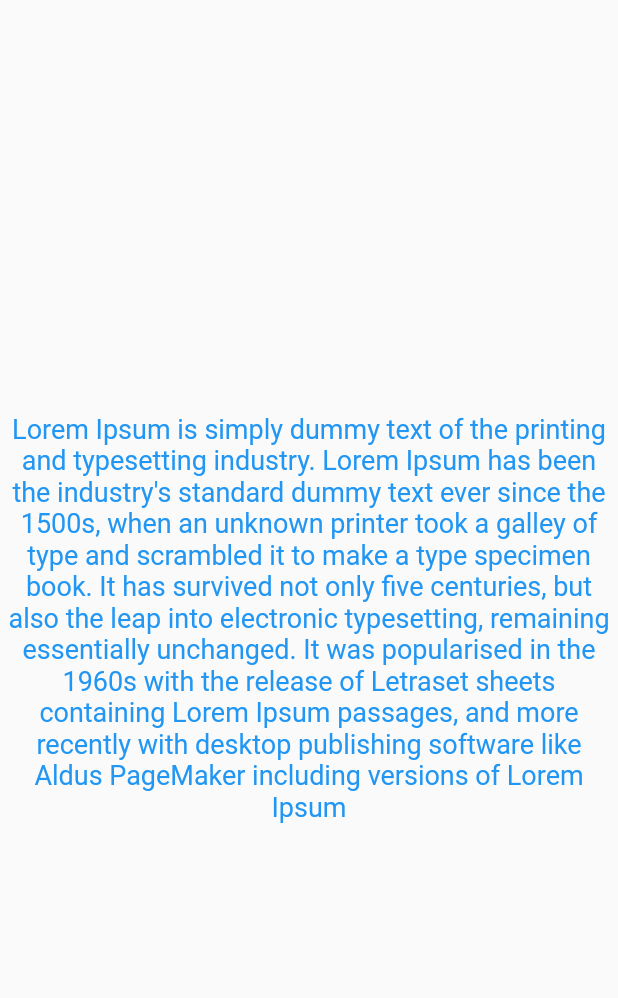
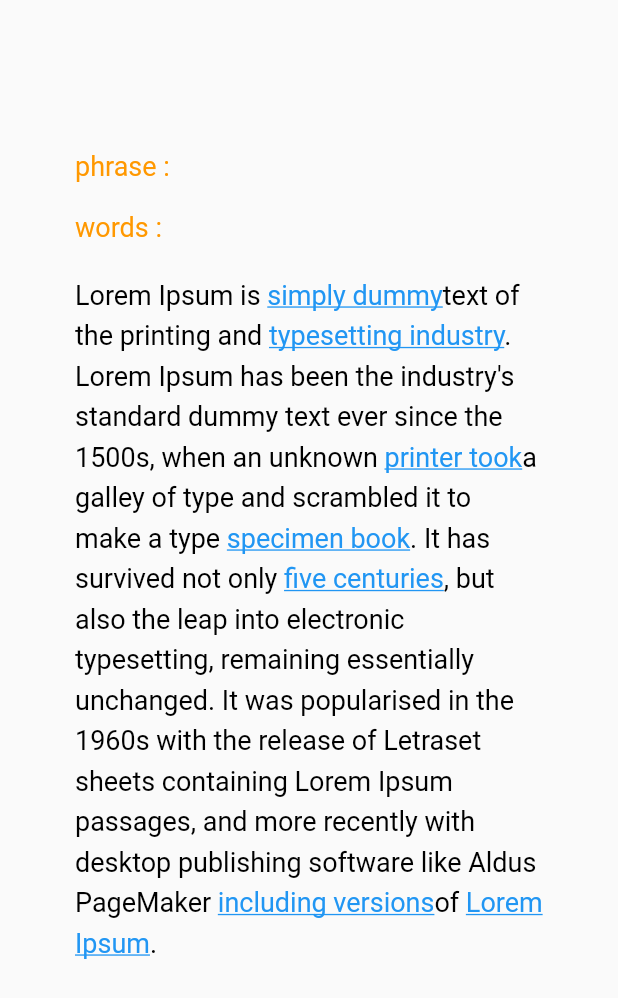
Before and after one commit to setayeshce/clickable_words, a Flutter app: the screen it shows after launch, on a phone screen of 412 x 824 dp. Shown: the top 998 px of the screen. Run offline on Flutter 3.47's test engine with Material 2 defaults, Android fonts, the light colour scheme and no system bars.

Commit message:
clickable words and phrase  in sentence

```diff
--- a/lib/main.dart
+++ b/lib/main.dart
@@ -9,37 +9,132 @@
   @override
   Widget build(BuildContext context) {
     return MaterialApp(
+      debugShowCheckedModeBanner: false,
       home: MyClickableText(),
     );
   }
 }
 
-class MyClickableText extends StatelessWidget {
+class MyClickableText extends StatefulWidget {
+  @override
+  State<MyClickableText> createState() => _MyClickableTextState();
+}
+
+class _MyClickableTextState extends State<MyClickableText> {
+  var phraseText = '';
+
+  var wordText = '';
+
+  void _onPhraseTap(String phrase) {
+   setState(() {
+     phraseText = phrase;
+   });
+    print('Clicked on phrase: $phrase');
+  }
+
   void _onWordTap(String word) {
-    print('Clicked on: $word');
+    setState(() {
+      wordText = word;
+    });
+    print('Clicked on word: $word');
   }
 
   @override
   Widget build(BuildContext context) {
     String text = """
-Lorem Ipsum is simply dummy text of the printing and typesetting industry. Lorem Ipsum has been the industry's standard dummy text ever since the 1500s, when an unknown printer took a galley of type and scrambled it to make a type specimen book. It has survived not only five centuries, but also the leap into electronic typesetting, remaining essentially unchanged. It was popularised in the 1960s with the release of Letraset sheets containing Lorem Ipsum passages, and more recently with desktop publishing software like Aldus PageMaker including versions of Lorem Ipsum
+Lorem Ipsum is simply dummy text of the printing and typesetting industry.
+ Lorem Ipsum has been the industry's standard dummy text ever since the 1500s, when an unknown printer took a galley of type and scrambled it to make a type specimen book.
+  It has survived not only five centuries, but also the leap into electronic typesetting, remaining essentially unchanged.
+   It was popularised in the 1960s with the release of Letraset sheets containing
+    Lorem Ipsum passages, and more recently with desktop publishing software like Aldus PageMaker including versions of Lorem Ipsum.
 """;
 
-    List<String> words = text.split(RegExp('\\s+'));
-    return Scaffold(
-      body: Center(
-        child: RichText(textAlign: TextAlign.center,
-          text: TextSpan(
-            children: words.map((word) {
-              return TextSpan(
+    List<String> phrases = [
+      "simply dummy",
+      "typesetting industry",
+      "printer took",
+      "specimen book",
+      "five centuries",
+      "including versions",
+      "Lorem Ipsum"
+    ];
+
+    List<TextSpan> textSpans = [];
+    String tempText = text;
+
+    for (String phrase in phrases) {
+      while (tempText.contains(phrase)) {
+        var splitText = tempText.split(phrase);
+        splitText[0].split(RegExp(r'\s+')).forEach((word) {
+          if(word.isNotEmpty){
+            textSpans.add(
+              TextSpan(
                 text: '$word ',
-                style: TextStyle(fontSize: 18.0, color: Colors.blue),
+                style: TextStyle(fontSize: 18.0, color: Colors.black),
                 recognizer: TapGestureRecognizer()
                   ..onTap = () {
                     _onWordTap(word);
                   },
-              );
-            }).toList(),
+              ),
+            );
+          }
+        });
+
+        textSpans.add(
+          TextSpan(
+            text: phrase,
+            style: const TextStyle(
+              fontSize: 18.0,
+              color: Colors.blue,
+              decoration: TextDecoration.underline,
+            ),
+            recognizer: TapGestureRecognizer()
+              ..onTap = () {
+                _onPhraseTap(phrase);
+              },
+          ),
+        );
+
+        tempText = splitText.length > 1 ? splitText.sublist(1).join(phrase) : "";
+      }
+    }
+
+    tempText.split(RegExp(r'\s+')).forEach((word) {
+      if(word.isNotEmpty){
+        textSpans.add(
+          TextSpan(
+            text: '$word ',
+            style: TextStyle(fontSize: 18.0, color: Colors.black),
+            recognizer: TapGestureRecognizer()
+              ..onTap = () {
+                _onWordTap(word);
+              },
+          ),
+        );
+      }
+    });
+
+    return Scaffold(
+      body: SafeArea(
+        child: Padding(
+          padding: const EdgeInsets.symmetric(horizontal: 50 , vertical: 100),
+          child: Column(
+            mainAxisAlignment: MainAxisAlignment.start,
+            crossAxisAlignment: CrossAxisAlignment.start,
+            children: [
+              Text("phrase : $phraseText" , style: TextStyle(fontSize: 18.0, color: Colors.orange),),
+              const SizedBox(height: 20,),
+              Text("words : $wordText" ,   style: TextStyle(fontSize: 18.0, color: Colors.orange),),
+              const SizedBox(height: 20,),
+              Center(
+                child: RichText(
+                  textAlign: TextAlign.left,
+                  text: TextSpan(children: textSpans, style: const TextStyle(color: Colors.black, fontSize: 18.0 ,
+                      height: 1.5
+                  )),
+                ),
+              ),
+            ],
           ),
         ),
       ),
```
